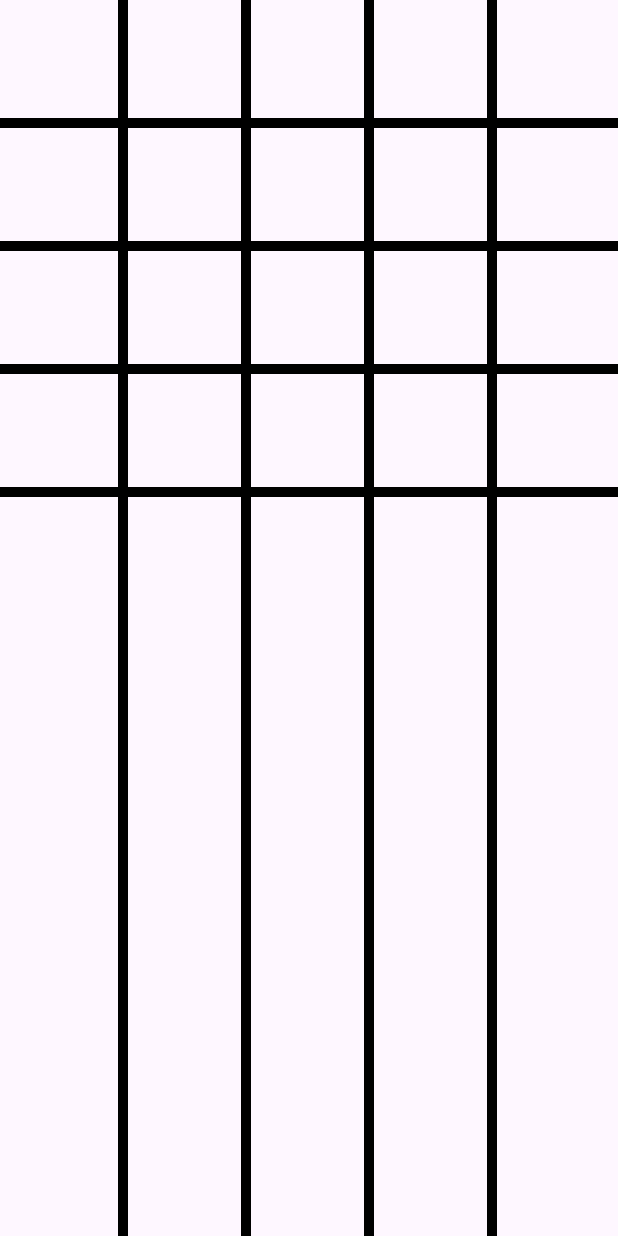
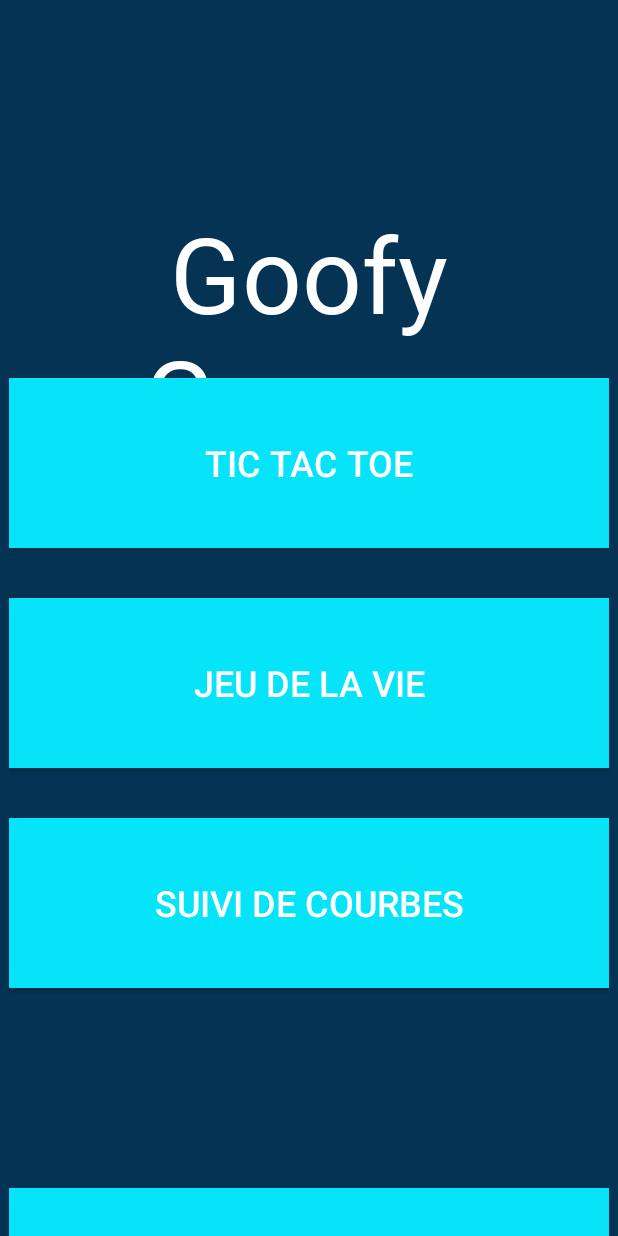
Before and after one commit to fafare56/projet_dev_mobile, an Android app: the screen it shows after launch (MainActivity), on a phone screen of 412 x 824 dp. Run offline under Robolectric (Android 15) with nearby library versions, the phone set to English and light mode, and no system bars.

Commit message:
Ajout acceuil

```diff
--- a/app/src/main/res/layout/activity_main.xml
+++ b/app/src/main/res/layout/activity_main.xml
@@ -1,16 +1,86 @@
 <?xml version="1.0" encoding="utf-8"?>
-<androidx.constraintlayout.widget.ConstraintLayout
-    xmlns:android="http://schemas.android.com/apk/res/android"
+<androidx.constraintlayout.widget.ConstraintLayout xmlns:android="http://schemas.android.com/apk/res/android"
+    xmlns:app="http://schemas.android.com/apk/res-auto"
     xmlns:tools="http://schemas.android.com/tools"
-    xmlns:app="http://schemas.android.com/apk/res-auto"
     android:id="@+id/main"
     android:layout_width="match_parent"
     android:layout_height="match_parent"
     tools:context=".MainActivity">
 
+    <RelativeLayout
+        android:layout_width="match_parent"
+        android:layout_height="match_parent"
+        android:background="@color/blue_foncé">
 
-    <com.example.tictactoe.TicTacToeView
-        android:layout_width="match_parent"
-        android:layout_height="match_parent"/>
+        <TextView
+            android:layout_width="700px"
+            android:layout_height="470px"
+            android:layout_centerHorizontal="true"
+            android:layout_marginTop="100px"
+            android:text="@string/name"
+            android:textSize="70sp"
+            android:gravity="center"
+            android:fontFamily="@font/Dopestyle"
+            android:textColor="@color/white">
+        </TextView>
 
-  </androidx.constraintlayout.widget.ConstraintLayout>
+        <LinearLayout
+            android:layout_width="wrap_content"
+            android:layout_height="wrap_content"
+            android:orientation="vertical"
+            android:gravity="center"
+            android:layout_gravity="center"
+            android:layout_centerInParent="true"
+            >
+
+            <androidx.appcompat.widget.AppCompatButton
+                android:id="@+id/btn_TicTactoe"
+                android:layout_width="600px"
+                android:layout_height="170px"
+                android:text="@string/btn_TicTactoe"
+                android:textSize="24sp"
+                android:layout_marginTop="500px"
+                android:textColor="@color/white"
+                android:background="@color/blue_clair">
+            </androidx.appcompat.widget.AppCompatButton>
+
+            <androidx.appcompat.widget.AppCompatButton
+                android:id="@+id/btn_JeuVie"
+                android:layout_width="600px"
+                android:layout_height="170px"
+                android:text="@string/btn_JeuVie"
+                android:layout_marginTop="50px"
+                android:textSize="24sp"
+                android:textColor="@color/white"
+                android:background="@color/blue_clair" >
+            </androidx.appcompat.widget.AppCompatButton>
+
+            <androidx.appcompat.widget.AppCompatButton
+                android:id="@+id/btn_SuiviCourbes"
+                android:layout_width="600px"
+                android:layout_height="170px"
+                android:text="@string/btn_SuiviCourbes"
+                android:layout_marginTop="50px"
+                android:textSize="24sp"
+                android:textColor="@color/white"
+                android:background="@color/blue_clair" >
+
+            </androidx.appcompat.widget.AppCompatButton>
+
+            <androidx.appcompat.widget.AppCompatButton
+                android:id="@+id/btn_exit"
+                android:layout_width="600px"
+                android:layout_height="170px"
+                android:text="@string/btn_exit"
+                android:layout_marginTop="200px"
+                android:textSize="24sp"
+                android:textColor="@color/white"
+                android:background="@color/blue_clair"
+                >
+
+            </androidx.appcompat.widget.AppCompatButton>
+
+        </LinearLayout>
+    </RelativeLayout>
+
+</androidx.constraintlayout.widget.ConstraintLayout>
--- a/app/src/main/res/values/colors.xml
+++ b/app/src/main/res/values/colors.xml
@@ -2,4 +2,6 @@
 <resources>
     <color name="black">#FF000000</color>
     <color name="white">#FFFFFFFF</color>
+    <color name="blue_clair">#06e4fa</color>
+    <color name="blue_foncé">#043354</color>
 </resources>
--- a/app/src/main/res/values/strings.xml
+++ b/app/src/main/res/values/strings.xml
@@ -1,3 +1,15 @@
 <resources>
+    <string name="name">Goofy Games</string>
     <string name="app_name">tictactoe</string>
+    <!-- Strings used for fragments for navigation -->
+    <string name="first_fragment_label">First Fragment</string>
+    <string name="second_fragment_label">Second Fragment</string>
+    <string name="next">Next</string>
+    <string name="previous">Previous</string>
+
+    <string name="btn_TicTactoe">Tic Tac Toe</string>
+    <string name="btn_JeuVie">Jeu de la vie</string>
+    <string name="btn_SuiviCourbes">Suivi de courbes</string>
+    <string name="btn_exit">Quitter</string>
+
 </resources>
```
